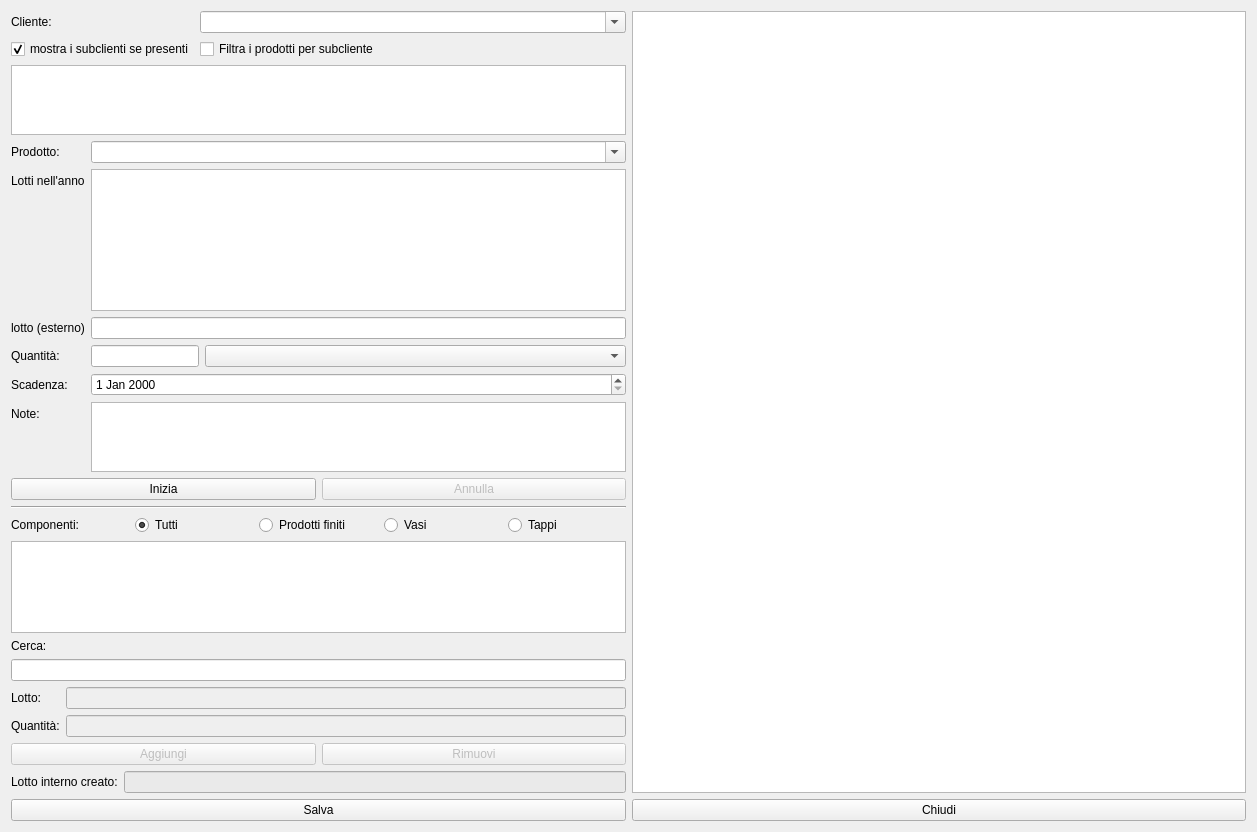
fblabs/hamlet-mod-sancon, file hpackages.ui: the form before one commit.
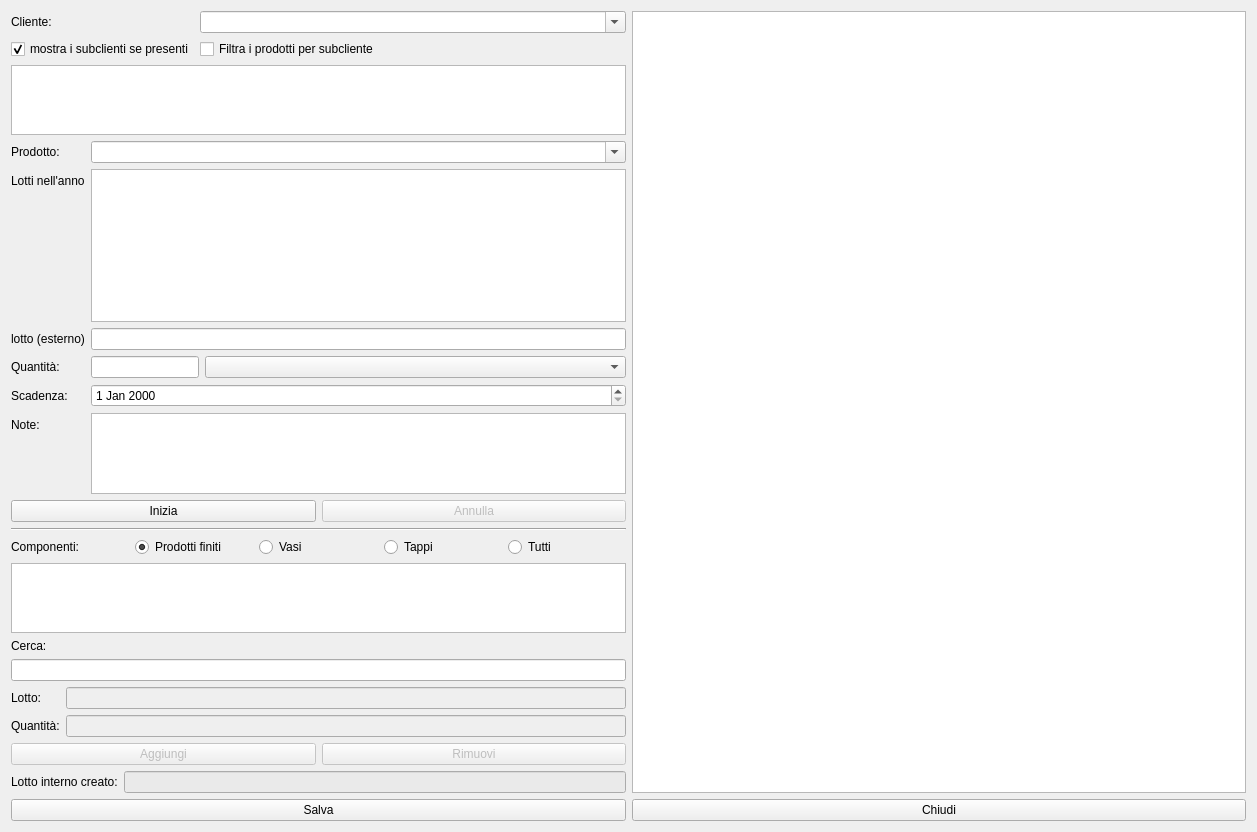
The form after the commit. Icons and pictures are not drawn.

Diff of the .ui file:
```diff
--- a/hpackages.ui
+++ b/hpackages.ui
@@ -225,21 +225,14 @@
                </property>
               </widget>
              </item>
-             <item>
-              <widget class="QRadioButton" name="rbTutti">
-               <property name="text">
-                <string>Tutti</string>
-               </property>
-               <property name="checked">
-                <bool>true</bool>
-               </property>
-              </widget>
-             </item>
              <item>
               <widget class="QRadioButton" name="rbProdottiFiniti">
                <property name="text">
                 <string>Prodotti finiti</string>
                </property>
+               <property name="checked">
+                <bool>true</bool>
+               </property>
               </widget>
              </item>
              <item>
@@ -256,10 +249,26 @@
                </property>
               </widget>
              </item>
+             <item>
+              <widget class="QRadioButton" name="rbTutti">
+               <property name="text">
+                <string>Tutti</string>
+               </property>
+               <property name="checked">
+                <bool>false</bool>
+               </property>
+              </widget>
+             </item>
             </layout>
            </item>
            <item>
             <widget class="QTableView" name="tvLots">
+             <property name="sizeAdjustPolicy">
+              <enum>QAbstractScrollArea::AdjustToContents</enum>
+             </property>
+             <property name="alternatingRowColors">
+              <bool>true</bool>
+             </property>
              <property name="selectionBehavior">
               <enum>QAbstractItemView::SelectRows</enum>
              </property>
```
Left out of the diff: 3 changed lines with no effect on the pictures.
